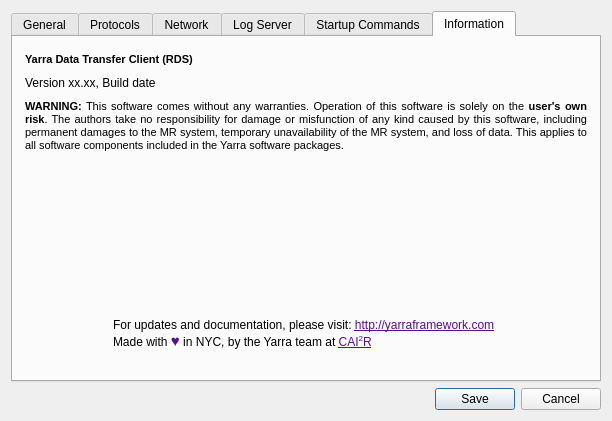
First picture: the form in Client/rds_configurationwindow.ui, repository WillForan/yarraclient, before the edit.
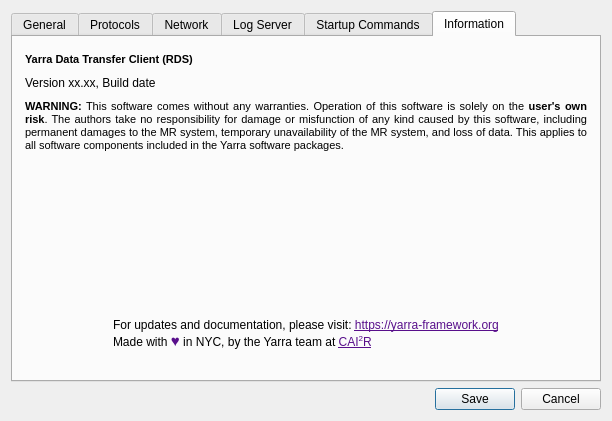
Second picture: the form after the edit. The open tabs and pages were chosen to show the change. Icons and pictures are not drawn.

Diff of the .ui file:
```diff
--- a/Client/rds_configurationwindow.ui
+++ b/Client/rds_configurationwindow.ui
@@ -1473,7 +1473,7 @@
          <item>
           <widget class="QLabel" name="label_16">
            <property name="text">
-            <string>&lt;html&gt;&lt;head/&gt;&lt;body&gt;&lt;p&gt;For updates and documentation, please visit: &lt;a href=&quot;http://yarraframework.com&quot;&gt;&lt;span style=&quot; text-decoration: underline; color:#580f8b;&quot;&gt;http://yarraframework.com&lt;br/&gt;&lt;/span&gt;&lt;/a&gt;Made with &lt;span style=&quot; font-family:'arial'; font-size:15px; color:#580f8b;&quot;&gt;♥&lt;/span&gt; in NYC, by the Yarra team at &lt;a href=&quot;http://cai2r.net&quot;&gt;&lt;span style=&quot; text-decoration: underline; color:#580f8b;&quot;&gt;CAI&lt;/span&gt;&lt;/a&gt;&lt;a href=&quot;http://cai2r.net&quot;&gt;&lt;span style=&quot; text-decoration: underline; color:#580f8b; vertical-align:super;&quot;&gt;2&lt;/span&gt;&lt;/a&gt;&lt;a href=&quot;http://cai2r.net&quot;&gt;&lt;span style=&quot; text-decoration: underline; color:#580f8b;&quot;&gt;R&lt;/span&gt;&lt;/a&gt;&lt;/p&gt;&lt;/body&gt;&lt;/html&gt;</string>
+            <string>&lt;html&gt;&lt;head/&gt;&lt;body&gt;&lt;p&gt;For updates and documentation, please visit: &lt;a href=&quot;https://yarra-framework.org&quot;&gt;&lt;span style=&quot; text-decoration: underline; color:#580f8b;&quot;&gt;https://yarra-framework.org&lt;br/&gt;&lt;/span&gt;&lt;/a&gt;Made with &lt;span style=&quot; font-family:'arial'; font-size:15px; color:#580f8b;&quot;&gt;♥&lt;/span&gt; in NYC, by the Yarra team at &lt;a href=&quot;http://cai2r.net&quot;&gt;&lt;span style=&quot; text-decoration: underline; color:#580f8b;&quot;&gt;CAI&lt;/span&gt;&lt;/a&gt;&lt;a href=&quot;http://cai2r.net&quot;&gt;&lt;span style=&quot; text-decoration: underline; color:#580f8b; vertical-align:super;&quot;&gt;2&lt;/span&gt;&lt;/a&gt;&lt;a href=&quot;http://cai2r.net&quot;&gt;&lt;span style=&quot; text-decoration: underline; color:#580f8b;&quot;&gt;R&lt;/span&gt;&lt;/a&gt;&lt;/p&gt;&lt;/body&gt;&lt;/html&gt;</string>
            </property>
            <property name="alignment">
             <set>Qt::AlignLeading|Qt::AlignLeft|Qt::AlignVCenter</set>
```
Left out of the diff: 2 changed lines with no effect on the pictures.
